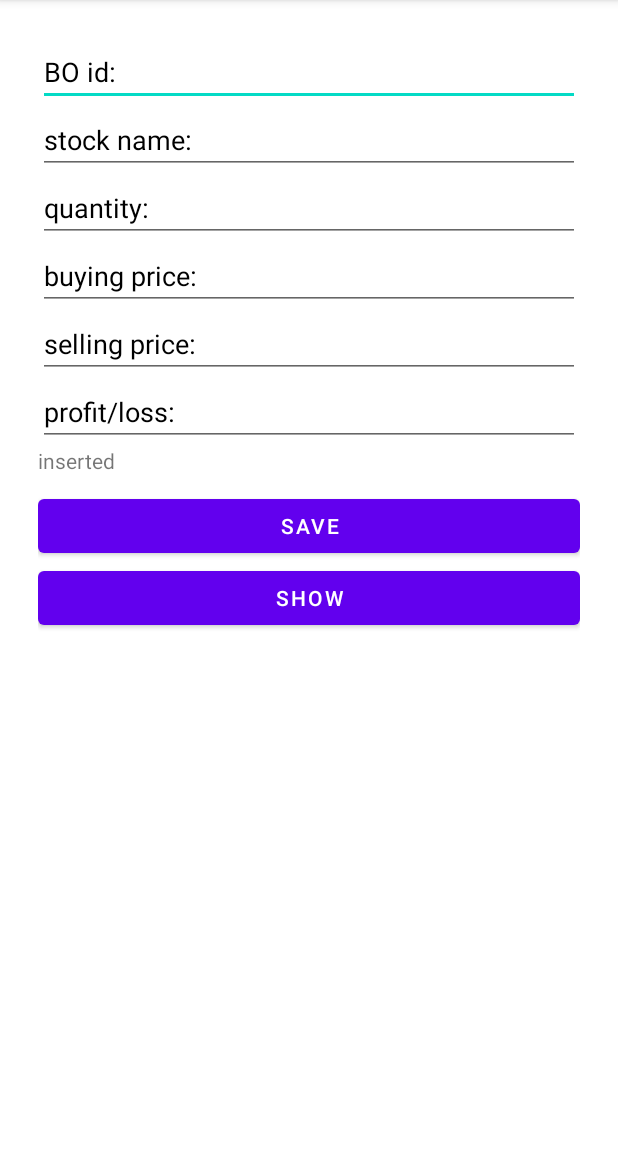
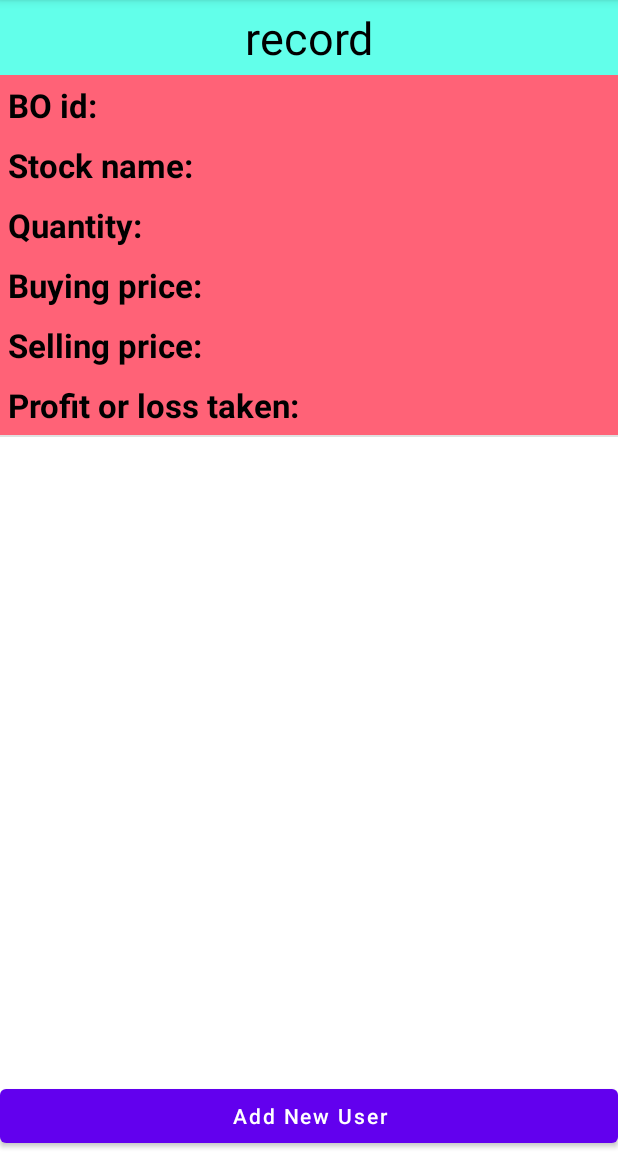
Before and after one commit to shahriar021/android-stock-learn, an Android app: the records screen opened directly, with no data from a screen before it, on a phone screen of 412 x 824 dp, the part 84-1236 px from its top. Run offline under Robolectric (Android 15) with nearby library versions, the phone set to English and light mode, and no system bars; our stand-ins replace Room's generated code.

Commit message:
database added

```diff
--- a/app/src/main/AndroidManifest.xml
+++ b/app/src/main/AndroidManifest.xml
@@ -9,6 +9,9 @@
         android:roundIcon="@mipmap/ic_launcher_round"
         android:supportsRtl="true"
         android:theme="@style/Theme.LearnStockMarket">
+        <activity
+            android:name=".AddnewUser"
+            android:exported="false" />
         <activity
             android:name=".records"
             android:exported="false" />
--- a/app/src/main/java/com/example/learnstockmarket/UDao.java
+++ /dev/null
@@ -1,11 +0,0 @@
-package com.example.learnstockmarket;
-
-import androidx.room.Dao;
-import androidx.room.Insert;
-
-@Dao
-public interface UDao {
-    @Insert
-    void insertrecrd(User user);
-
-}
--- /dev/null
+++ b/app/src/main/java/com/example/learnstockmarket/UserListAdapter.java
@@ -0,0 +1,69 @@
+package com.example.learnstockmarket;
+
+import android.annotation.SuppressLint;
+import android.content.Context;
+import android.view.LayoutInflater;
+import android.view.View;
+import android.view.ViewGroup;
+import android.widget.TextView;
+
+import androidx.annotation.NonNull;
+import androidx.recyclerview.widget.RecyclerView;
+
+import com.example.learnstockmarket.db.User;
+
+import java.util.List;
+
+public class UserListAdapter extends RecyclerView.Adapter<UserListAdapter.MyViewHolder> {
+    TextView t1;
+
+    private Context context;
+    private List<User> userList;
+
+    public UserListAdapter(Context context){
+        this.context=context;
+    }
+
+    public void setUserList(List<User> userList){
+        this.userList=userList;
+        notifyDataSetChanged();
+    }
+    @NonNull
+    @Override
+    public UserListAdapter.MyViewHolder onCreateViewHolder(@NonNull ViewGroup parent, int viewType) {
+        View view = LayoutInflater.from(context).inflate(R.layout.recycyler_row,parent,false);
+        return new MyViewHolder(view);
+    }
+
+    @SuppressLint("SetTextI18n")
+    @Override
+    public void onBindViewHolder(@NonNull UserListAdapter.MyViewHolder holder, int position) {
+        holder.tvboid.setText(this.userList.get(position).boId);
+        holder.tvstck.setText(this.userList.get(position).stockName);
+        holder.tvquantity.setText(this.userList.get(position).quantity);
+        holder.tvbuyingprc.setText(this.userList.get(position).buyingPrice);
+        holder.tvsellinpri.setText(this.userList.get(position).sellingPrice);
+        holder.tvprofitlos.setText(this.userList.get(position).profitLoss);
+
+
+    }
+
+    @Override
+    public int getItemCount() {
+        return this.userList.size();
+    }
+
+
+    public class MyViewHolder extends RecyclerView.ViewHolder{
+        TextView tvboid,tvstck,tvquantity,tvbuyingprc,tvsellinpri,tvprofitlos;
+        public MyViewHolder(View view){
+            super(view);
+            tvboid = view.findViewById(R.id.tvbiod);
+            tvstck = view.findViewById(R.id.tvstockname);
+            tvquantity = view.findViewById(R.id.tvquantity);
+            tvbuyingprc = view.findViewById(R.id.tvbuyinpr);
+            tvsellinpri = view.findViewById(R.id.tvsellpric);
+            tvprofitlos = view.findViewById(R.id.tvprofitloss);
+        }
+    }
+}
--- /dev/null
+++ b/app/src/main/java/com/example/learnstockmarket/db/AppDatabase.java
@@ -0,0 +1,24 @@
+package com.example.learnstockmarket.db;
+
+import android.content.Context;
+
+import androidx.room.Database;
+import androidx.room.Room;
+import androidx.room.RoomDatabase;
+
+@Database(entities = {User.class},version = 1)
+public abstract class AppDatabase extends RoomDatabase {
+
+    public abstract UserDao userDao();
+
+    private static AppDatabase INSTANCE;
+
+    public static AppDatabase getDbInstance(Context context){
+        if (INSTANCE == null){
+            INSTANCE= Room.databaseBuilder(context.getApplicationContext(),AppDatabase.class,"DB NAME")
+                    .allowMainThreadQueries().build();
+        }
+        return INSTANCE;
+    }
+
+}
--- /dev/null
+++ b/app/src/main/java/com/example/learnstockmarket/db/User.java
@@ -0,0 +1,29 @@
+package com.example.learnstockmarket.db;
+
+import androidx.room.ColumnInfo;
+import androidx.room.Entity;
+import androidx.room.PrimaryKey;
+
+@Entity
+public class User {
+    @PrimaryKey(autoGenerate = true)
+    public int uid;
+
+    @ColumnInfo(name="acc_id")
+    public String boId;
+
+    @ColumnInfo(name="share")
+    public String stockName;
+
+    @ColumnInfo(name="quantity")
+    public String quantity;
+
+    @ColumnInfo(name="buying_price")
+    public String buyingPrice;
+
+    @ColumnInfo(name="selling_Price")
+    public String sellingPrice;
+
+    @ColumnInfo(name="profitLoss")
+    public String profitLoss;
+}
--- /dev/null
+++ b/app/src/main/java/com/example/learnstockmarket/db/UserDao.java
@@ -0,0 +1,17 @@
+package com.example.learnstockmarket.db;
+
+import androidx.room.Dao;
+import androidx.room.Insert;
+import androidx.room.Query;
+
+import java.util.List;
+
+@Dao
+public interface UserDao {
+
+    @Query("SELECT * FROM user")
+    List<User> getAllUsers();
+
+    @Insert
+    void insertUser(User users);
+}
--- a/app/src/main/java/com/example/learnstockmarket/records.java
+++ b/app/src/main/java/com/example/learnstockmarket/records.java
@@ -1,9 +1,14 @@
 package com.example.learnstockmarket;
 
+import androidx.annotation.Nullable;
 import androidx.appcompat.app.AppCompatActivity;
+import androidx.recyclerview.widget.DividerItemDecoration;
+import androidx.recyclerview.widget.LinearLayoutManager;
+import androidx.recyclerview.widget.RecyclerView;
 import androidx.room.Room;
 
 import android.annotation.SuppressLint;
+import android.content.Intent;
 import android.os.Bundle;
 import android.view.View;
 import android.widget.ArrayAdapter;
@@ -12,52 +17,61 @@ import android.widget.EditText;
 import android.widget.Spinner;
 import android.widget.TextView;
 
+import com.example.learnstockmarket.db.AppDatabase;
+import com.example.learnstockmarket.db.User;
+
+import java.util.List;
+
 public class records extends AppCompatActivity {
+    Button addNewuserbtn;
 
-    EditText e1,e2,e3,e4,e5,e6,e7;
-    TextView t1;
-    Button b1;
+    private UserListAdapter userListAdapter;
 
 
-    @SuppressLint("WrongViewCast")
     @Override
     protected void onCreate(Bundle savedInstanceState) {
         super.onCreate(savedInstanceState);
         setContentView(R.layout.activity_records);
-
-        e1=findViewById(R.id.idbo);
-        e2=findViewById(R.id.idstockname);
-        e3=findViewById(R.id.idquntity);
-        e4=findViewById(R.id.idbyngprc);
-        e5=findViewById(R.id.idsellingprice);
-        //e6=findViewById(R.id.spinner);
-        e7=findViewById(R.id.profitloss);
-
-        t1=findViewById(R.id.tx1);
-
-        b1=findViewById(R.id.savebtn);
-
-        b1.setOnClickListener(new View.OnClickListener() {
+        addNewuserbtn=findViewById(R.id.addbtn);
+        addNewuserbtn.setOnClickListener(new View.OnClickListener() {
             @Override
             public void onClick(View v) {
+                startActivityForResult(new Intent(records.this,AddnewUser.class),100);
 
-                Apdatabase db = Room.databaseBuilder(getApplicationContext(),
-                        Apdatabase.class, "roomdb").build();
-                UDao userDao =db.userDao();
-                userDao.insertrecrd(new User(Integer.parseInt(e1.getText().toString()),e2.getText().toString(),e3.getText().toString(),e4.getText().toString(),e5.getText().toString(),e7.getText().toString()));
-                e1.setText("");
-                e2.setText("");
-                t1.setText("inserted successfully");
             }
         });
+
+        initRecycleView();
+        loadUserList();
 
 
 
 
-        /*Spinner spinner = findViewById(R.id.spinner);
-        ArrayAdapter<CharSequence> adapter=ArrayAdapter.createFromResource(this,R.array.types, android.R.layout.simple_spinner_item);
-        adapter.setDropDownViewResource(android.R.layout.simple_spinner_dropdown_item);
-        spinner.setAdapter(adapter);*/
+
+    }
+
+    private void initRecycleView(){
+        RecyclerView recyclerView = findViewById(R.id.recylerview);
+        recyclerView.setLayoutManager(new LinearLayoutManager(this));
+
+        DividerItemDecoration dividerItemDecoration = new DividerItemDecoration(this,DividerItemDecoration.VERTICAL);
+        recyclerView.addItemDecoration(dividerItemDecoration);
+        userListAdapter = new UserListAdapter(this);
+        recyclerView.setAdapter(userListAdapter);
+    }
+
+    private void loadUserList(){
+        AppDatabase db=AppDatabase.getDbInstance(this.getApplicationContext());
+        List<User> userList= db.userDao().getAllUsers();
+        userListAdapter.setUserList(userList);
+    }
+
+    @Override
+    protected void onActivityResult(int requestCode, int resultCode, @Nullable Intent data) {
+        if (requestCode == 100){
+            loadUserList();
+        }
+        super.onActivityResult(requestCode, resultCode, data);
     }
 
 
--- a/app/src/main/res/layout/activity_records.xml
+++ b/app/src/main/res/layout/activity_records.xml
@@ -1,105 +1,29 @@
 <?xml version="1.0" encoding="utf-8"?>
-<RelativeLayout
+<androidx.constraintlayout.widget.ConstraintLayout
     xmlns:android="http://schemas.android.com/apk/res/android"
     xmlns:app="http://schemas.android.com/apk/res-auto"
     xmlns:tools="http://schemas.android.com/tools"
     android:layout_width="match_parent"
     android:layout_height="match_parent"
-    tools:context=".records"
-    android:padding="20dp"
-    android:layout_marginLeft="5dp"
-    android:layout_marginRight="5dp"
-    android:layout_marginTop="5dp"
-    android:layout_marginBottom="5dp"
-    >
-    <EditText
-        android:id="@+id/idbo"
+    tools:context=".MainActivity">
+
+    <androidx.recyclerview.widget.RecyclerView
         android:layout_width="match_parent"
         android:layout_height="wrap_content"
-        android:hint="BO id:"
-        android:textColorHint="@color/black"
-        >
-    </EditText>
-    <EditText
-        android:layout_below="@id/idbo"
-        android:id="@+id/idstockname"
+        android:id="@+id/recylerview"
+        app:layout_constraintStart_toStartOf="parent"
+        app:layout_constraintTop_toTopOf="parent"
+        />
+
+    <Button
         android:layout_width="match_parent"
         android:layout_height="wrap_content"
-        android:hint="stock name:"
-        android:textColorHint="@color/black"
-        >
-    </EditText>
+        app:layout_constraintStart_toStartOf="parent"
+        app:layout_constraintEnd_toEndOf="parent"
+        android:id="@+id/addbtn"
+        app:layout_constraintBottom_toBottomOf="parent"
+        android:text="Add New User"
+        android:textAllCaps="false"
+        />
 
-    <EditText
-        android:id="@+id/idquntity"
-        android:layout_width="match_parent"
-        android:layout_height="wrap_content"
-        android:layout_below="@id/idstockname"
-        android:hint="quantity:"
-        android:textColorHint="@color/black"></EditText>
-    <EditText
-        android:layout_below="@id/idquntity"
-        android:id="@+id/idbyngprc"
-        android:layout_width="match_parent"
-        android:layout_height="wrap_content"
-        android:hint="buying price:"
-        android:textColorHint="@color/black"
-        >
-    </EditText>
-    <EditText
-        android:layout_below="@id/idbyngprc"
-        android:id="@+id/idsellingprice"
-        android:layout_width="match_parent"
-        android:layout_height="wrap_content"
-        android:hint="selling price:"
-        android:textColorHint="@color/black"
-        >
-    </EditText>
-
-
-    <!--<Spinner
-
-        android:layout_width="wrap_content"
-        android:layout_height="wrap_content"
-        android:id="@+id/spinner"
-        android:layout_below="@id/idsellingprice">
-
-    </Spinner>-->
-    <EditText
-        android:layout_below="@id/idsellingprice"
-        android:id="@+id/profitloss"
-        android:layout_width="match_parent"
-        android:layout_height="wrap_content"
-        android:hint="profit/loss:"
-        android:textColorHint="@color/black"
-        >
-    </EditText>
-    <TextView
-        android:id="@+id/tx1"
-        android:layout_below="@id/profitloss"
-        android:layout_width="match_parent"
-        android:layout_height="wrap_content"
-        android:text="inserted"
-        ></TextView>
-
-    <Button
-        android:layout_marginTop="10dp"
-        android:layout_width="match_parent"
-        android:layout_height="wrap_content"
-        android:text="save"
-        android:id="@+id/savebtn"
-        android:layout_below="@id/tx1"
-        android:layout_centerInParent="true"
-        ></Button>
-    <Button
-
-        android:layout_width="match_parent"
-        android:layout_height="wrap_content"
-        android:text="show"
-        android:id="@+id/showbtn"
-        android:layout_below="@id/savebtn"
-        ></Button>
-
-
-
-</RelativeLayout>
+</androidx.constraintlayout.widget.ConstraintLayout>
--- /dev/null
+++ b/app/src/main/res/layout/recycyler_row.xml
@@ -0,0 +1,170 @@
+<?xml version="1.0" encoding="utf-8"?>
+<LinearLayout xmlns:android="http://schemas.android.com/apk/res/android"
+    android:layout_width="match_parent"
+    android:layout_height="wrap_content"
+    android:orientation="vertical"
+    android:background="#FF6277">
+
+    <TextView
+        android:id="@+id/header"
+        android:background="#62ffea"
+        android:layout_width="match_parent"
+        android:layout_height="50dp"
+        android:textColor="@color/black"
+        android:textSize="30dp"
+        android:text="record"
+        android:gravity="center"
+        />
+    <LinearLayout
+        android:layout_width="wrap_content"
+        android:layout_height="wrap_content"
+        android:orientation="horizontal">
+        <TextView
+
+            android:text="BO id:"
+            android:layout_width="wrap_content"
+            android:layout_height="wrap_content"
+            android:layout_margin="5dp"
+            android:textColor="#000000"
+            android:textSize="22sp"
+            android:textStyle="bold"
+            />
+
+        <TextView
+
+            android:id="@+id/tvbiod"
+            android:layout_width="wrap_content"
+            android:layout_height="wrap_content"
+            android:layout_margin="5dp"
+            android:textColor="#000000"
+            android:textSize="22sp"
+            android:textStyle="bold"
+            />
+    </LinearLayout>
+    <LinearLayout
+        android:layout_width="wrap_content"
+        android:layout_height="wrap_content"
+        android:orientation="horizontal">
+        <TextView
+
+            android:text="Stock name:"
+            android:layout_width="wrap_content"
+            android:layout_height="wrap_content"
+            android:layout_margin="5dp"
+            android:textColor="#000000"
+            android:textSize="22sp"
+            android:textStyle="bold"
+            />
+
+        <TextView
+            android:id="@+id/tvstockname"
+            android:layout_width="wrap_content"
+            android:layout_height="wrap_content"
+            android:layout_margin="5dp"
+            android:textColor="#000000"
+            android:textSize="22sp"
+            android:textStyle="bold"
+            />
+    </LinearLayout>
+
+    <LinearLayout
+        android:layout_width="wrap_content"
+        android:layout_height="wrap_content"
+        android:orientation="horizontal">
+        <TextView
+
+            android:text="Quantity:"
+            android:layout_width="wrap_content"
+            android:layout_height="wrap_content"
+            android:layout_margin="5dp"
+            android:textColor="#000000"
+            android:textSize="22sp"
+            android:textStyle="bold"
+            />
+        <TextView
+            android:id="@+id/tvquantity"
+            android:layout_width="wrap_content"
+            android:layout_height="wrap_content"
+            android:layout_margin="5dp"
+            android:textColor="#000000"
+            android:textSize="22sp"
+            android:textStyle="bold"
+            />
+    </LinearLayout>
+
+    <LinearLayout
+        android:layout_width="wrap_content"
+        android:layout_height="wrap_content"
+        android:orientation="horizontal">
+        <TextView
+
+            android:text="Buying price:"
+            android:layout_width="wrap_content"
+            android:layout_height="wrap_content"
+            android:layout_margin="5dp"
+            android:textColor="#000000"
+            android:textSize="22sp"
+            android:textStyle="bold"
+            />
+        <TextView
+            android:id="@+id/tvbuyinpr"
+            android:layout_width="wrap_content"
+            android:layout_height="wrap_content"
+            android:layout_margin="5dp"
+            android:textColor="#000000"
+            android:textSize="22sp"
+            android:textStyle="bold"
+            />
+    </LinearLayout>
+
+    <LinearLayout
+        android:layout_width="wrap_content"
+        android:layout_height="wrap_content"
+        android:orientation="horizontal">
+        <TextView
+
+            android:text="Selling price:"
+            android:layout_width="wrap_content"
+            android:layout_height="wrap_content"
+            android:layout_margin="5dp"
+            android:textColor="#000000"
+            android:textSize="22sp"
+            android:textStyle="bold"
+            />
+        <TextView
+            android:id="@+id/tvsellpric"
+            android:layout_width="wrap_content"
+            android:layout_height="wrap_content"
+            android:layout_margin="5dp"
+            android:textColor="#000000"
+            android:textSize="22sp"
+            android:textStyle="bold"
+            />
+    </LinearLayout>
+
+    <LinearLayout
+        android:layout_width="wrap_content"
+        android:layout_height="wrap_content"
+        android:orientation="horizontal">
+        <TextView
+
+            android:text="Profit or loss taken:"
+            android:layout_width="wrap_content"
+            android:layout_height="wrap_content"
+            android:layout_margin="5dp"
+            android:textColor="#000000"
+            android:textSize="22sp"
+            android:textStyle="bold"
+            />
+        <TextView
+            android:id="@+id/tvprofitloss"
+            android:layout_width="wrap_content"
+            android:layout_height="wrap_content"
+            android:layout_margin="5dp"
+            android:textColor="#000000"
+            android:textSize="22sp"
+            android:textStyle="bold"
+            />
+    </LinearLayout>
+
+</LinearLayout>
```
Also changed, not shown: app/src/main/java/com/example/learnstockmarket/AddnewUser.java (added, +60 -0 lines), app/src/main/java/com/example/learnstockmarket/Apdatabase.java (deleted, +0 -9 lines), app/src/main/java/com/example/learnstockmarket/User.java (deleted, +0 -89 lines), app/src/main/res/layout/activity_addnew_user.xml (added, +72 -0 lines).
